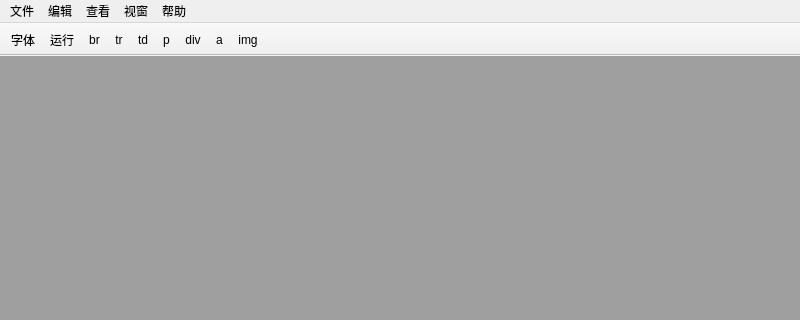
The window that mainwindow.ui (sonichy/HTYEdit) describes before a commit, drawn with Qt 5; both pictures show x 0 to 800 and y 0 to 320 of the 800 by 600 pixel window.
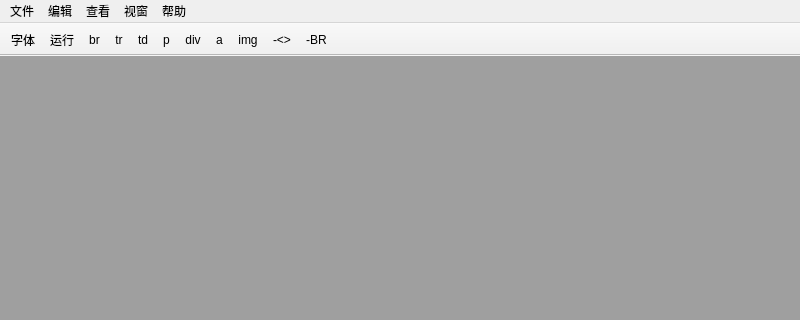
The same window after the commit. Icons and pictures are not drawn.

What changed in the file:
```diff
--- a/mainwindow.ui
+++ b/mainwindow.ui
@@ -153,6 +153,8 @@
    <addaction name="action_div"/>
    <addaction name="action_a"/>
    <addaction name="action_img"/>
+   <addaction name="action_deleteTag"/>
+   <addaction name="action_deleteBR"/>
   </widget>
   <widget class="QStatusBar" name="statusBar"/>
   <action name="action_new">
@@ -529,6 +531,28 @@
     <string>br</string>
    </property>
   </action>
+  <action name="action_deleteTag">
+   <property name="text">
+    <string>-&lt;&gt;</string>
+   </property>
+   <property name="toolTip">
+    <string>去除Tag</string>
+   </property>
+   <property name="font">
+    <font>
+     <underline>false</underline>
+     <strikeout>false</strikeout>
+    </font>
+   </property>
+  </action>
+  <action name="action_deleteBR">
+   <property name="text">
+    <string>-BR</string>
+   </property>
+   <property name="toolTip">
+    <string>删除换行</string>
+   </property>
+  </action>
  </widget>
  <layoutdefault spacing="6" margin="11"/>
  <resources>
```
